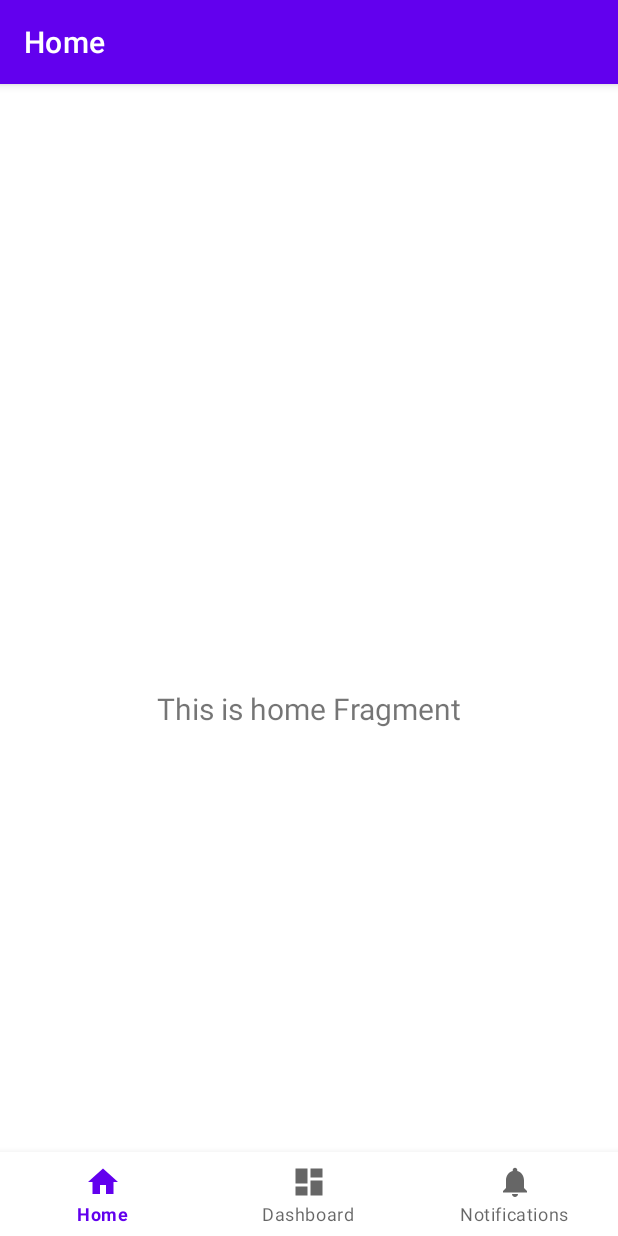
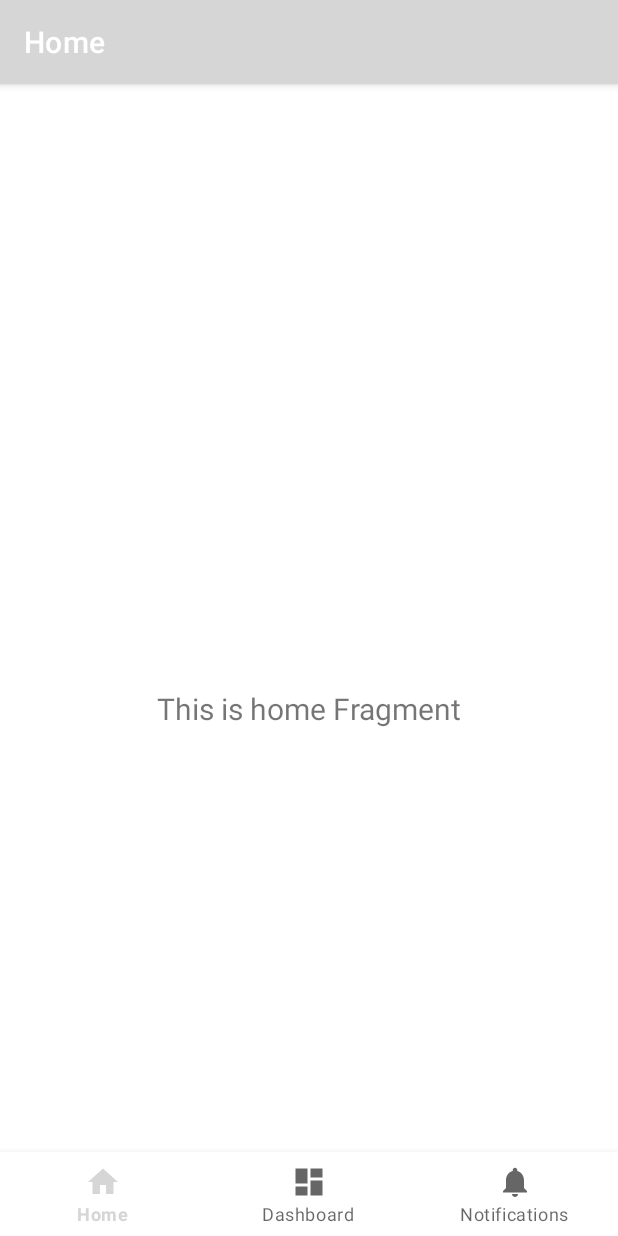
Before and after one commit to NohaNekamiche/MedicoApp, an Android app: the screen it shows after launch (MainActivity), on a phone screen of 412 x 824 dp. Run offline under Robolectric (Android 15) with nearby library versions, the phone set to English and light mode, and no system bars; our stand-ins replace navigation-ui.

Commit message:
adding color

```diff
--- a/app/src/main/AndroidManifest.xml
+++ b/app/src/main/AndroidManifest.xml
@@ -9,6 +9,7 @@
         android:roundIcon="@mipmap/ic_launcher_round"
         android:supportsRtl="true"
         android:theme="@style/Theme.Medico">
+        <activity android:name=".ui.SplashActivity"></activity>
         <activity
             android:name=".MainActivity"
             android:label="@string/app_name">
--- a/app/src/main/res/values/colors.xml
+++ b/app/src/main/res/values/colors.xml
@@ -1,10 +1,8 @@
 <?xml version="1.0" encoding="utf-8"?>
 <resources>
-    <color name="purple_200">#FFBB86FC</color>
-    <color name="purple_500">#FF6200EE</color>
-    <color name="purple_700">#FF3700B3</color>
-    <color name="teal_200">#FF03DAC5</color>
-    <color name="teal_700">#FF018786</color>
+    <color name="green_A4">#3CADA4</color>
+    <color name="green_DD">#B8E2DD</color>
+    <color name="grey_5A">#515B5A</color>
     <color name="black">#FF000000</color>
     <color name="white">#FFFFFFFF</color>
 </resources>
```
Also changed, not shown: app/src/main/java/com/example/medico/ui/SplashActivity.kt (added, +12 -0 lines), app/src/main/res/drawable/app_gradient.xml (added, +8 -0 lines), app/src/main/res/layout/activity_splash.xml (added, +9 -0 lines).
